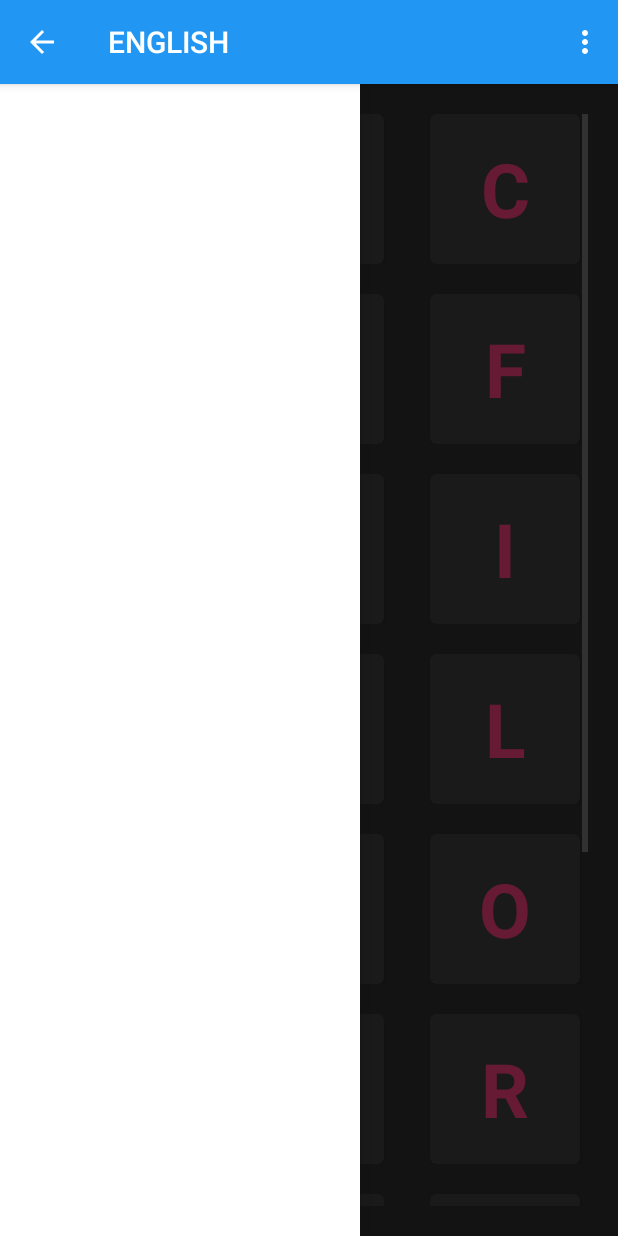
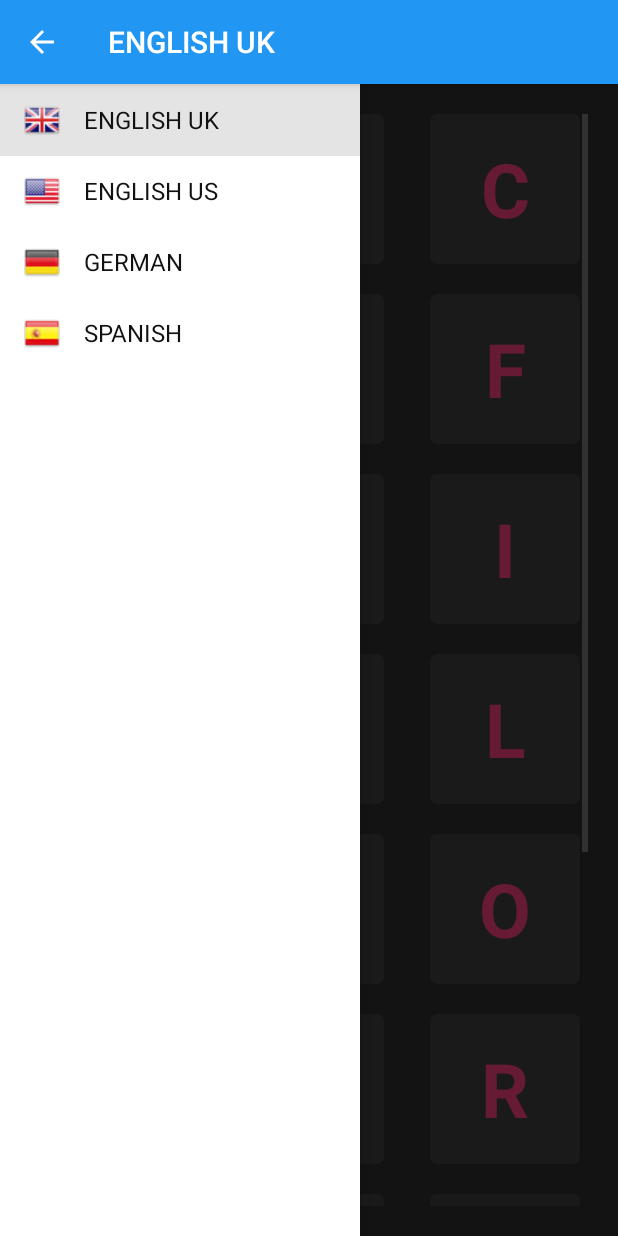
Before and after one commit to angelaigreja/alphabet, an Android app: the screen it shows after launch (MainActivity), with the side drawer open, on a phone screen of 412 x 824 dp. Run offline under Robolectric (Android 15) with nearby library versions, the phone set to English and light mode, and no system bars; 2 statements that could not run were skipped.

Commit message:
Add flag to the nav drawer menu item.

```diff
--- a/app/src/main/java/com/angelaigreja/alphabet/AlphabetFragment.java
+++ b/app/src/main/java/com/angelaigreja/alphabet/AlphabetFragment.java
@@ -19,9 +19,29 @@ import android.widget.TextView;
 public class AlphabetFragment extends Fragment {
 
     private static final String ARG_LANGUAGE = "language";
-
+    private static final String[] ENGLISH = new String[]{
+            "A", "B", "C", "D", "E",
+            "F", "G", "H", "I", "J",
+            "K", "L", "M", "N", "O",
+            "P", "Q", "R", "S", "T",
+            "U", "V", "W", "X", "Y", "Z"
+    };
+    private static final String[] GERMAN = new String[]{
+            "A", "B", "C", "D", "E",
+            "F", "G", "H", "I", "J",
+            "K", "L", "M", "N", "O",
+            "P", "Q", "R", "S", "T",
+            "U", "V", "W", "X", "Y", "Z",
+            "Ä", "Ö", "Ü", "ß"
+    };
+    private static final String[] SPANISH = new String[]{
+            "A", "B", "C", "D", "E",
+            "F", "G", "H", "I", "J",
+            "K", "L", "M", "N", "Ñ", "O",
+            "P", "Q", "R", "S", "T",
+            "U", "V", "W", "X", "Y", "Z"
+    };
     private int mLanguage;
-
     private String[] letters = new String[]{
             "A", "B", "C", "D", "E",
             "F", "G", "H", "I", "J",
@@ -29,26 +49,6 @@ public class AlphabetFragment extends Fragment {
             "P", "Q", "R", "S", "T",
             "U", "V", "W", "X", "Y", "Z"
     };
-
-
-    private String[] ENGLISH = new String[]{
-            "A", "B", "C", "D", "E",
-            "F", "G", "H", "I", "J",
-            "K", "L", "M", "N", "O",
-            "P", "Q", "R", "S", "T",
-            "U", "V", "W", "X", "Y", "Z"
-    };
-
-    private String[] GERMAN = new String[]{
-            "A", "B", "C", "D", "E",
-            "F", "G", "H", "I", "J",
-            "K", "L", "M", "N", "O",
-            "P", "Q", "R", "S", "T",
-            "U", "V", "W", "X", "Y", "Z",
-            "Ä", "Ö", "Ü", "ß"
-    };
-
-
     private GridView gridView;
     private FragmentListener mListener;
 
@@ -97,10 +97,18 @@ public class AlphabetFragment extends Fragment {
             letters = GERMAN;
         } */
         switch (mLanguage) {
+            case 0:
+                letters = ENGLISH;
+                break;
             case 1:
                 letters = ENGLISH;
+                break;
             case 2:
                 letters = GERMAN;
+                break;
+            case 3:
+                letters = SPANISH;
+                break;
         }
 
 
--- a/app/src/main/java/com/angelaigreja/alphabet/MainActivity.java
+++ b/app/src/main/java/com/angelaigreja/alphabet/MainActivity.java
@@ -7,13 +7,15 @@ import android.speech.tts.TextToSpeech;
 import android.support.v4.app.ActionBarDrawerToggle;
 import android.support.v4.widget.DrawerLayout;
 import android.util.Log;
-import android.view.Menu;
 import android.view.MenuItem;
 import android.view.View;
 import android.widget.AdapterView;
-import android.widget.ArrayAdapter;
 import android.widget.ListView;
+import android.widget.SimpleAdapter;
 
+import java.util.ArrayList;
+import java.util.HashMap;
+import java.util.List;
 import java.util.Locale;
 
 public class MainActivity extends Activity implements TextToSpeech.OnInitListener, AlphabetFragment.FragmentListener {
@@ -43,8 +45,27 @@ public class MainActivity extends Activity implements TextToSpeech.OnInitListene
         // set a custom shadow that overlays the main content when the drawer opens
         /* mDrawerLayout.setDrawerShadow(R.drawable.drawer_shadow, GravityCompat.START);*/
         // set up the drawer's list view with items and click listener
-        mDrawerList.setAdapter(new ArrayAdapter<String>(this,
-                R.layout.navdrawer_item, mLanguages));
+
+
+        // create the grid item mapping
+        int[] flags = {R.drawable.uk, R.drawable.us, R.drawable.germany, R.drawable.spain};
+
+        String[] from = {"flag", "title"};
+        int[] to = new int[]{R.id.flag, R.id.title};
+
+        // prepare the list of all records
+        List<HashMap<String, Object>> fillMaps = new ArrayList<HashMap<String, Object>>();
+        for (int i = 0; i < mLanguages.length; i++) {
+            HashMap<String, Object> map = new HashMap<String, Object>();
+            map.put(from[0], flags[i]);
+            map.put(from[1], mLanguages[i]);
+            fillMaps.add(map);
+        }
+
+        // fill in the grid_item layout
+        SimpleAdapter adapter = new SimpleAdapter(this, fillMaps, R.layout.navdrawer_item, from, to);
+
+        mDrawerList.setAdapter(adapter);
         mDrawerList.setOnItemClickListener(new DrawerItemClickListener());
 
         //ImageView image  = (ImageView) findViewById(R.id.flag);
@@ -80,12 +101,6 @@ public class MainActivity extends Activity implements TextToSpeech.OnInitListene
         }
     }
 
-    @Override
-    public boolean onCreateOptionsMenu(Menu menu) {
-        // Inflate the menu; this adds items to the action bar if it is present.
-        getMenuInflater().inflate(R.menu.menu_main, menu);
-        return true;
-    }
 
     @Override
     public boolean onOptionsItemSelected(MenuItem item) {
@@ -94,14 +109,7 @@ public class MainActivity extends Activity implements TextToSpeech.OnInitListene
         if (mDrawerToggle.onOptionsItemSelected(item)) {
             return true;
         }
-
-        // Handle action buttons
-        switch (item.getItemId()) {
-            case R.id.action_settings:
-                return true;
-            default:
-                return super.onOptionsItemSelected(item);
-        }
+        return super.onOptionsItemSelected(item);
     }
 
     @Override
@@ -118,10 +126,19 @@ public class MainActivity extends Activity implements TextToSpeech.OnInitListene
         setTitle(mLanguages[position]);
         switch (position) {
             case 0:
-                tts.setLanguage(Locale.ENGLISH);
+                tts.setLanguage(Locale.UK);
                 break;
             case 1:
-                tts.setLanguage(Locale.GERMANY);
+                tts.setLanguage(Locale.US);
+                break;
+            case 2:
+                tts.setLanguage(Locale.FRENCH);
+                break;
+            case 3:
+                tts.setLanguage(Locale.GERMAN);
+                break;
+            case 4:
+                tts.setLanguage(Locale.ITALIAN);
                 break;
         }
         mDrawerLayout.closeDrawer(mDrawerList);
--- /dev/null
+++ b/app/src/main/res/layout/navdrawer_item.xml
@@ -0,0 +1,59 @@
+<!--
+  Copyright 2014 Google Inc. All rights reserved.
+
+  Licensed under the Apache License, Version 2.0 (the "License");
+  you may not use this file except in compliance with the License.
+  You may obtain a copy of the License at
+
+       http://www.apache.org/licenses/LICENSE-2.0
+
+  Unless required by applicable law or agreed to in writing, software
+  distributed under the License is distributed on an "AS IS" BASIS,
+  WITHOUT WARRANTIES OR CONDITIONS OF ANY KIND, either express or implied.
+  See the License for the specific language governing permissions and
+  limitations under the License.
+  -->
+
+
+<LinearLayout xmlns:android="http://schemas.android.com/apk/res/android"
+    android:layout_width="match_parent"
+    android:layout_height="48dp"
+    android:background="?android:attr/activatedBackgroundIndicator"
+    android:gravity="start|center_vertical"
+    android:orientation="horizontal"
+    android:paddingLeft="@dimen/keyline_1"
+    android:paddingRight="@dimen/keyline_1">
+
+    <ImageView
+        android:id="@+id/flag"
+        android:layout_width="24dp"
+        android:layout_height="24dp" />
+
+    <TextView
+        android:id="@+id/title"
+        android:layout_width="wrap_content"
+        android:layout_height="wrap_content"
+        android:layout_gravity="start|center_vertical"
+        android:gravity="start|center_vertical"
+        android:paddingLeft="16dp"
+        android:paddingRight="16dp"
+        android:textAppearance="?android:attr/textAppearanceListItemSmall"
+        android:textColor="#111" />
+
+
+    <!-- android:fontFamily="@string/font_fontFamily_medium"
+     android:textStyle="@integer/font_textStyle_medium"-->
+</LinearLayout>
+
+
+    <!--<TextView xmlns:android="http://schemas.android.com/apk/res/android"
+        android:id="@android:id/text1"
+        android:layout_width="match_parent"
+        android:layout_height="wrap_content"
+        android:textAppearance="?android:attr/textAppearanceListItemSmall"
+        android:gravity="center_vertical"
+        android:paddingLeft="16dp"
+        android:paddingRight="16dp"
+        android:textColor="#111"
+        android:background="?android:attr/activatedBackgroundIndicator"
+        android:minHeight="?android:attr/listPreferredItemHeightSmall"/> -->
--- a/app/src/main/res/values-v21/styles.xml
+++ b/app/src/main/res/values-v21/styles.xml
@@ -9,6 +9,6 @@
         <!--   darker variant for the status bar and contextual app bars -->
         <item name="android:colorPrimaryDark">@color/primary_dark</item>
         <!--   theme UI controls like checkboxes and text fields -->
-        <item name="android:colorAccent">@color/accent</item>
+        <item name="android:colorAccent">@color/background</item>
     </style>
 </resources>
--- a/app/src/main/res/values/colors.xml
+++ b/app/src/main/res/values/colors.xml
@@ -5,6 +5,9 @@
     <color name="body_text_2">#8a000000</color>
     <color name="body_text_3">#60000000</color>
     <color name="body_text_disabled">#44000000</color>
+
+    <color name="background">#1b000000</color>
+
 
     <color name="body_text_1_inverse">#deffffff</color>
     <color name="body_text_2_inverse">#8affffff</color>
--- a/app/src/main/res/values/strings.xml
+++ b/app/src/main/res/values/strings.xml
@@ -6,8 +6,10 @@
     <string name="drawer_open">Open navigation drawer</string>
     <string name="drawer_close">Close navigation drawer</string>
     <string-array name="languages">
-        <item>ENGLISH</item>
-        <item>GERMANY</item>
+        <item>ENGLISH UK</item>
+        <item>ENGLISH US</item>
+        <item>GERMAN</item>
+        <item>SPANISH</item>
     </string-array>
 
 </resources>
--- a/app/src/main/res/values/styles.xml
+++ b/app/src/main/res/values/styles.xml
@@ -9,7 +9,7 @@
         <!--   darker variant for the status bar and contextual app bars -->
         <item name="android:colorPrimaryDark">@color/primary_dark</item>
         <!--   theme UI controls like checkboxes and text fields -->
-        <item name="android:colorAccent">@color/accent</item>
+        <item name="android:colorAccent">@color/background</item>
 
     </style>
 
```
Also changed, not shown: app/src/main/res/drawable-xxhdpi/ic_drawer.png (added), app/src/main/res/drawable/germany.png (added), app/src/main/res/drawable/spain.png (added), app/src/main/res/drawable/uk.png (added), app/src/main/res/drawable/us.png (added).
